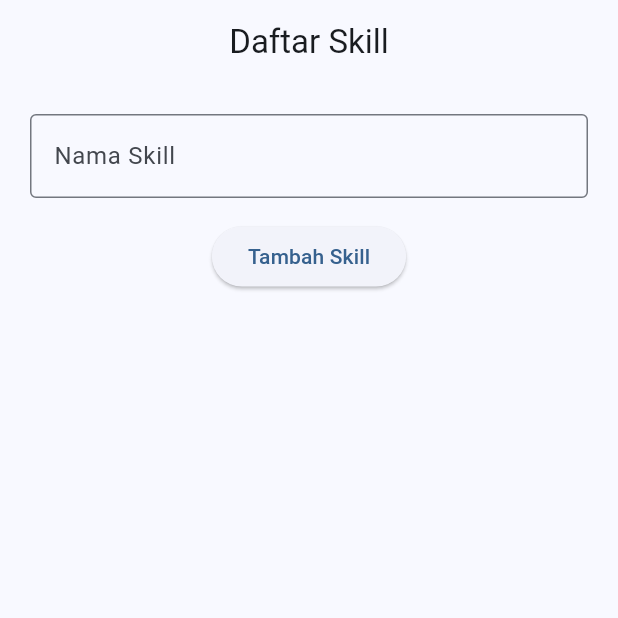
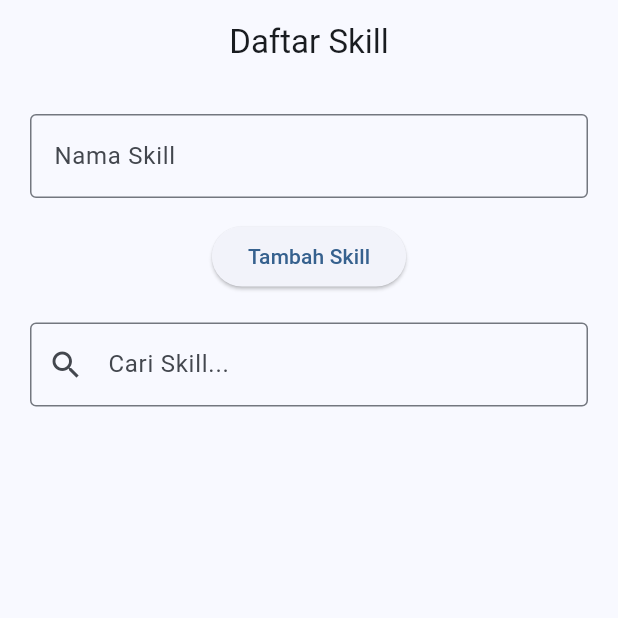
Before and after one commit to BayuSandz/belajar-flutter, a Flutter app: the screen it shows after launch, on a phone screen of 412 x 824 dp, the top half of it. Run offline on Flutter 3.47's test engine with Material 3 defaults, Android fonts, the phone set to English and light mode, and no system bars; our stand-ins replace shared_preferences.

Commit message:
update latihan hari ini

```diff
--- a/lib/main.dart
+++ b/lib/main.dart
@@ -371,28 +371,45 @@ class _HomePageState extends State<HomePage> {
 
         const SizedBox(height: 20),
 
+        TextField(
+          decoration: const InputDecoration(
+            hintText: 'Cari Skill...',
+            prefixIcon: Icon(Icons.search),
+            border: OutlineInputBorder(),
+          ),
+          onChanged: (value){
+            context.read<SkillProvider>().cariSkill(value);
+          },
+        ),
+
+        const SizedBox(height: 15),
+
         Expanded(
           child: ListView.builder(
-            itemCount: context.watch<SkillProvider>().daftarSkill.length,
+            itemCount: context.watch<SkillProvider>().hasilPencarian.length,
             itemBuilder: (context, index){
+              final provider = context.watch<SkillProvider>();
+              final indeksAsli = provider.indeksHasilPencarian[index];
+              final skill = provider.daftarSkill[indeksAsli];
+
               return Card(
                 child: ListTile(
                   leading: const Icon(Icons.code),
-                  title: Text(context.watch<SkillProvider>().daftarSkill[index]),
+                  title: Text(skill),
                   trailing: Row(
                     mainAxisSize: MainAxisSize.min,
                     children: [
                       IconButton(
                         icon: const Icon(Icons.edit, color: Colors.blue),
                         onPressed: (){
-                          editSkill(index);
+                          editSkill(indeksAsli);
                         },
                       ),
 
                       IconButton(
                         icon: const Icon(Icons.delete, color:Colors.red),
                         onPressed: (){
-                          konfirmasiHapus(index);
+                          konfirmasiHapus(indeksAsli);
                         },
                       ),
                     ],
--- a/lib/providers/skill_provider.dart
+++ b/lib/providers/skill_provider.dart
@@ -3,7 +3,26 @@ import 'package:flutter/material.dart';
 import 'package:shared_preferences/shared_preferences.dart';
 
 class SkillProvider extends ChangeNotifier {
+
   List<String> daftarSkill = [];
+  String kataPencarian = '';
+
+  List<String> get hasilPencarian{
+    return daftarSkill.where((skill){
+      return skill.toLowerCase().contains(kataPencarian.toLowerCase());
+    }).toList();
+  }
+
+  void cariSkill(String keyword){
+    kataPencarian = keyword;
+    notifyListeners();
+  }
+
+  List<int> get indeksHasilPencarian{
+    return daftarSkill.asMap().entries.where((entry){
+      return entry.value.toLowerCase().contains(kataPencarian.toLowerCase());
+    }).map((entry) => entry.key).toList();
+  }
 
   late final Future<void> _inisialisasi;
 
```
